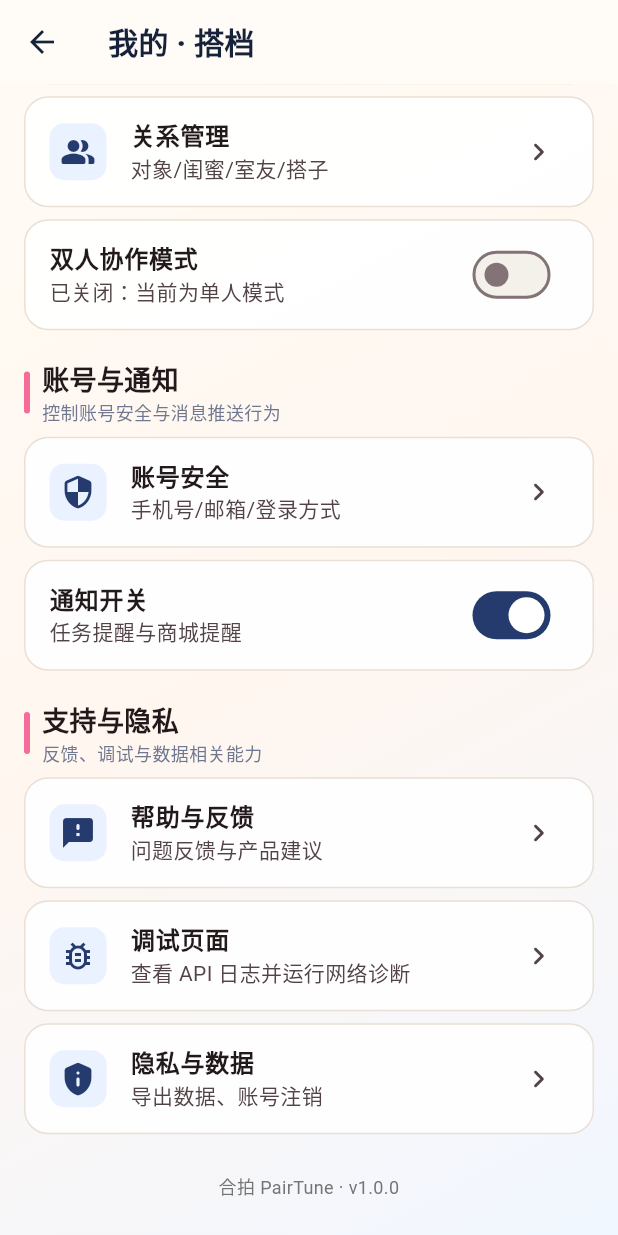
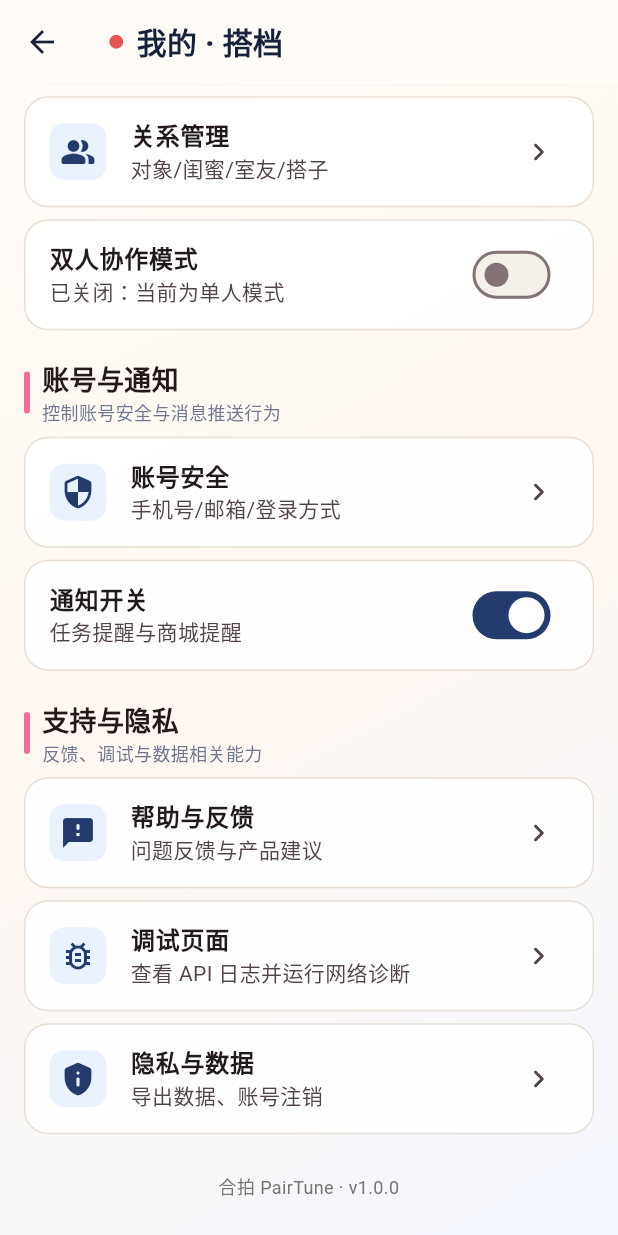
Before and after one commit to ZevanFt/PairTune, a Flutter app: the ProfilePage screen opened directly with empty values, scrolled down 390 dp, on a phone screen of 412 x 824 dp. Run offline on Flutter 3.47's test engine with Material 3 defaults, Android fonts, the phone set to English and light mode, and no system bars; our stand-ins replace sqflite; accounts and stored records are empty; network calls fail.

Commit message:
chore: backup current UI iteration before redesign

```diff
--- a/frontend/lib/pages/edit_task_page.dart
+++ b/frontend/lib/pages/edit_task_page.dart
@@ -234,7 +234,7 @@ class _EditTaskPageState extends State<EditTaskPage> {
       body: Container(
         decoration: const BoxDecoration(
           gradient: LinearGradient(
-            colors: [Color(0xFFFFFBF4), Color(0xFFFFF6F0), Color(0xFFF1F7FF)],
+            colors: [AppTheme.pageBgTop, AppTheme.pageBgMid, AppTheme.pageBgBottom],
             begin: Alignment.topLeft,
             end: Alignment.bottomRight,
           ),
@@ -483,7 +483,7 @@ class _EditTaskPageState extends State<EditTaskPage> {
       decoration: BoxDecoration(
         color: Colors.white.withValues(alpha: 0.92),
         borderRadius: BorderRadius.circular(16),
-        border: Border.all(color: const Color(0xFFE8E0D4)),
+        border: Border.all(color: AppTheme.panelBorder),
       ),
       child: child,
     );
--- a/frontend/lib/pages/profile_page.dart
+++ b/frontend/lib/pages/profile_page.dart
@@ -1,6 +1,7 @@
 import 'package:flutter/material.dart';
 
 import '../services/account_api_service.dart';
+import '../services/health_api_service.dart';
 import '../ui/app_theme.dart';
 import '../utils/error_display.dart';
 import 'debug_page.dart';
@@ -23,8 +24,10 @@ class ProfilePage extends StatefulWidget {
 
 class _ProfilePageState extends State<ProfilePage> {
   final _accountApi = AccountApiService();
+  final _healthApi = HealthApiService();
   bool _loading = true;
   String? _error;
+  BackendHealthStatus? _healthStatus;
   UserProfile? _profile;
   AppSettings? _settings;
 
@@ -62,8 +65,10 @@ class _ProfilePageState extends State<ProfilePage> {
         _error = formatErrorMessage(e);
       });
     } finally {
+      final health = await _healthApi.checkHealth();
       if (mounted) {
         setState(() {
+          _healthStatus = health;
           _loading = false;
         });
       }
@@ -191,11 +196,11 @@ class _ProfilePageState extends State<ProfilePage> {
     final ownerName = widget.owner == 'me' ? '我' : '搭档';
 
     return Scaffold(
-      appBar: AppBar(title: Text('我的 · $ownerName')),
+      appBar: AppBar(title: _buildTitleWithHealth('我的 · $ownerName')),
       body: Container(
         decoration: const BoxDecoration(
           gradient: LinearGradient(
-            colors: [Color(0xFFFFFBF4), Color(0xFFFFF6F0), Color(0xFFF1F7FF)],
+            colors: [AppTheme.pageBgTop, AppTheme.pageBgMid, AppTheme.pageBgBottom],
             begin: Alignment.topLeft,
             end: Alignment.bottomRight,
           ),
@@ -264,6 +269,26 @@ class _ProfilePageState extends State<ProfilePage> {
         ),
       ),
     );
+  }
+
+  Widget _buildTitleWithHealth(String title) {
+    return Row(
+      mainAxisSize: MainAxisSize.min,
+      children: [
+        _buildHealthDot(),
+        const SizedBox(width: 8),
+        Text(title),
+      ],
+    );
+  }
+
+  Widget _buildHealthDot() {
+    final status = _healthStatus;
+    final online = status?.online == true;
+    final color = status == null
+        ? Colors.grey
+        : (online ? AppTheme.success : AppTheme.danger);
+    return Icon(Icons.circle, size: 11, color: color);
   }
 
   Widget _buildHeaderCard(UserProfile? profile) {
@@ -374,7 +399,7 @@ class _ProfilePageState extends State<ProfilePage> {
       decoration: BoxDecoration(
         color: Colors.white.withValues(alpha: 0.92),
         borderRadius: BorderRadius.circular(16),
-        border: Border.all(color: const Color(0xFFE8E0D4)),
+        border: Border.all(color: AppTheme.panelBorder),
       ),
       child: SwitchListTile(
         value: value,
@@ -396,7 +421,7 @@ class _ProfilePageState extends State<ProfilePage> {
       decoration: BoxDecoration(
         color: Colors.white.withValues(alpha: 0.92),
         borderRadius: BorderRadius.circular(16),
-        border: Border.all(color: const Color(0xFFE8E0D4)),
+        border: Border.all(color: AppTheme.panelBorder),
       ),
       child: ListTile(
         leading: Container(
@@ -420,8 +445,8 @@ class _ProfilePageState extends State<ProfilePage> {
     return Container(
       padding: const EdgeInsets.symmetric(horizontal: 12, vertical: 10),
       decoration: BoxDecoration(
-        color: const Color(0xFFFFF2F2),
-        border: Border.all(color: const Color(0xFFF0C5C5)),
+        color: AppTheme.errorBg,
+        border: Border.all(color: AppTheme.errorBorder),
         borderRadius: BorderRadius.circular(14),
       ),
       child: Row(
--- a/frontend/lib/ui/app_theme.dart
+++ b/frontend/lib/ui/app_theme.dart
@@ -15,6 +15,23 @@ class AppTheme {
   static const Color success = Color(0xFF29A56C);
   static const Color warning = Color(0xFFF08A24);
   static const Color danger = Color(0xFFE55353);
+  static const Color pageBgTop = Color(0xFFFFFBF6);
+  static const Color pageBgMid = Color(0xFFFFF7F1);
+  static const Color pageBgBottom = Color(0xFFF3F7FF);
+  static const Color panel = Color(0xFFFFFCF9);
+  static const Color panelBorder = Color(0xFFE8E0D4);
+  static const Color softBlue = Color(0xFFEAF2FF);
+  static const Color softGreen = Color(0xFFEAF8EF);
+  static const Color softAmber = Color(0xFFFFF3E2);
+  static const Color softRose = Color(0xFFFDEDF5);
+  static const Color softViolet = Color(0xFFF2EEFF);
+  static const Color errorBg = Color(0xFFFFF2F2);
+  static const Color errorBorder = Color(0xFFF0C5C5);
+  static const Color warnBg = Color(0xFFFFF6EA);
+  static const Color warnBorder = Color(0xFFF3D4AE);
+  static const Color heroStart = Color(0xFF1A2B4F);
+  static const Color heroMid = Color(0xFF314772);
+  static const Color heroEnd = Color(0xFF3C5484);
 
   static ThemeData light() {
     final scheme = ColorScheme.fromSeed(
```
Also changed, not shown: frontend/lib/main.dart (+35 -28 lines), frontend/lib/pages/debug_page.dart (+5 -5 lines), frontend/lib/pages/home_page.dart (+23 -39 lines), frontend/lib/pages/notifications_page.dart (+35 -10 lines), frontend/lib/pages/store_page.dart (+24 -44 lines), 3 other files.
